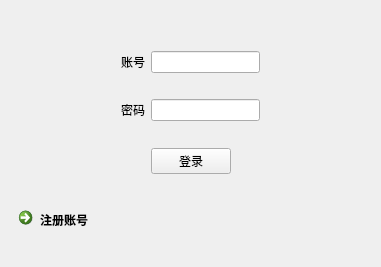
First picture: the form in Client/UI/GUI/log.ui, repository vandoor/Chatroom, before the edit.
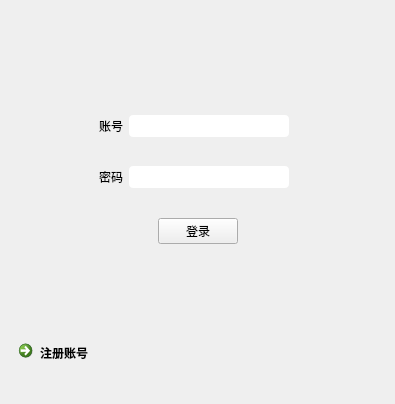
Second picture: the form after the edit. Icons and pictures are not drawn.

Patch:
```diff
--- a/Client/UI/GUI/log.ui
+++ b/Client/UI/GUI/log.ui
@@ -6,19 +6,16 @@
    <rect>
     <x>0</x>
     <y>0</y>
-    <width>381</width>
-    <height>267</height>
+    <width>395</width>
+    <height>404</height>
    </rect>
   </property>
   <property name="windowTitle">
    <string>Form</string>
   </property>
   <property name="styleSheet">
-   <string notr="true">QListView{
-	font:25 9pt &quot;Microsoft YaHei&quot;;
-	border: 15px soild white;
-	border-radius: 10px;
-}</string>
+   <string notr="true">background-image: url(:/log/Icon/logbackgroud1.jpg);
+</string>
   </property>
   <layout class="QVBoxLayout" name="verticalLayout">
    <item>
@@ -29,7 +26,7 @@
      <property name="sizeHint" stdset="0">
       <size>
        <width>20</width>
-       <height>60</height>
+       <height>120</height>
       </size>
      </property>
     </spacer>
@@ -51,13 +48,29 @@
      </item>
      <item>
       <widget class="QLabel" name="accountLabel">
+       <property name="styleSheet">
+        <string notr="true">background: transparent; 
+font: 10pt &quot;黑体&quot;;</string>
+       </property>
        <property name="text">
         <string>账号</string>
        </property>
       </widget>
      </item>
      <item>
-      <widget class="QLineEdit" name="account"/>
+      <widget class="QLineEdit" name="account">
+       <property name="minimumSize">
+        <size>
+         <width>160</width>
+         <height>22</height>
+        </size>
+       </property>
+       <property name="styleSheet">
+        <string notr="true">background-image: url(:/log/Icon/nobackground.jpg);
+border-radius:4px;
+</string>
+       </property>
+      </widget>
      </item>
      <item>
       <spacer name="horizontalSpacer_2">
@@ -66,7 +79,7 @@
        </property>
        <property name="sizeHint" stdset="0">
         <size>
-         <width>5</width>
+         <width>95</width>
          <height>10</height>
         </size>
        </property>
@@ -104,6 +117,10 @@
      </item>
      <item>
       <widget class="QLabel" name="passwordLabel">
+       <property name="styleSheet">
+        <string notr="true">background: transparent; 
+font: 10pt &quot;黑体&quot;;</string>
+       </property>
        <property name="text">
         <string>密码</string>
        </property>
@@ -111,12 +128,23 @@
      </item>
      <item>
       <widget class="QLineEdit" name="password">
+       <property name="minimumSize">
+        <size>
+         <width>160</width>
+         <height>22</height>
+        </size>
+       </property>
        <property name="sizeIncrement">
         <size>
          <width>10</width>
          <height>10</height>
         </size>
        </property>
+       <property name="styleSheet">
+        <string notr="true">background-color: rgb(255, 255, 255);
+background-image: url(:/log/Icon/nobackground.jpg);
+border-radius:4px;</string>
+       </property>
       </widget>
      </item>
      <item>
@@ -126,7 +154,7 @@
        </property>
        <property name="sizeHint" stdset="0">
         <size>
-         <width>5</width>
+         <width>95</width>
          <height>10</height>
         </size>
        </property>
@@ -164,6 +192,9 @@
      </item>
      <item>
       <widget class="QPushButton" name="login">
+       <property name="styleSheet">
+        <string notr="true">font: 10pt &quot;黑体&quot;;</string>
+       </property>
        <property name="text">
         <string>登录</string>
        </property>
@@ -204,13 +235,17 @@
      <property name="sizeHint" stdset="0">
       <size>
        <width>20</width>
-       <height>40</height>
+       <height>100</height>
       </size>
      </property>
     </spacer>
    </item>
    <item>
     <widget class="QCommandLinkButton" name="toLogon">
+     <property name="styleSheet">
+      <string notr="true">background: transparent; 
+font: 10pt &quot;黑体&quot;;</string>
+     </property>
      <property name="text">
       <string>注册账号</string>
      </property>
```
